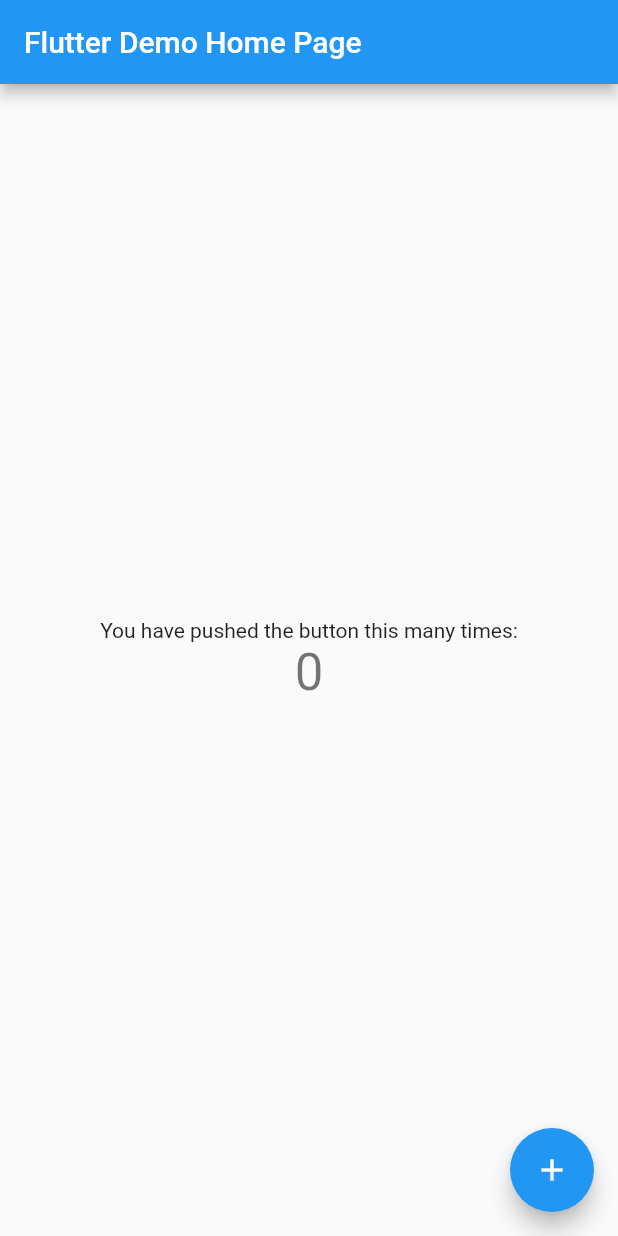
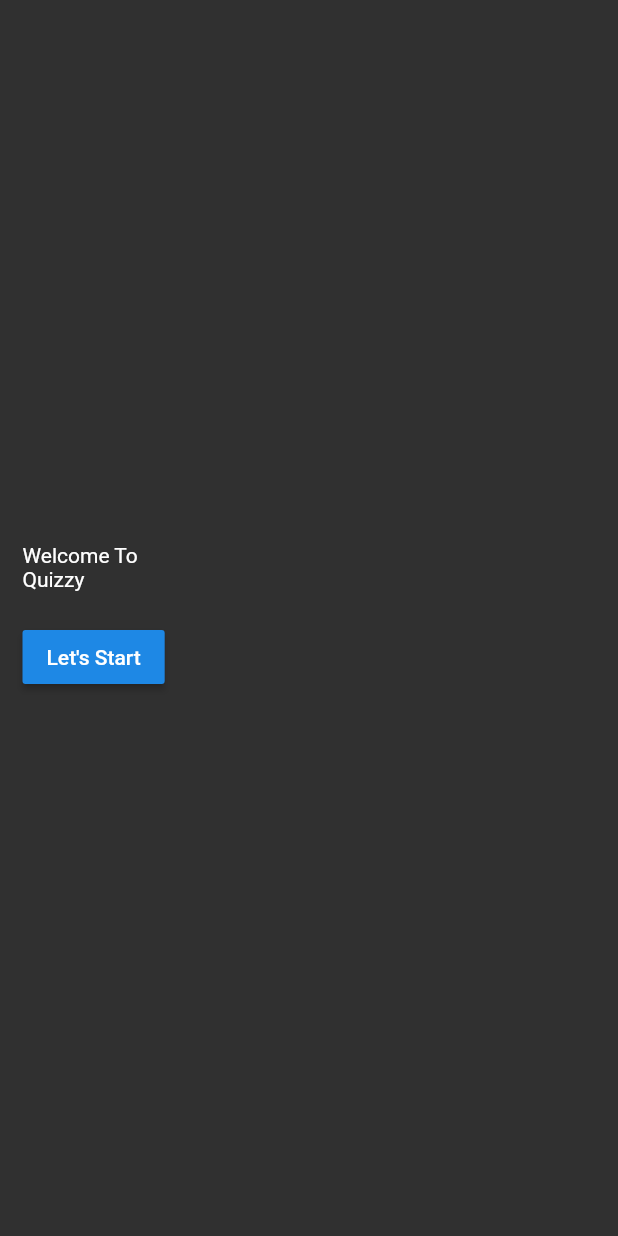
Before and after one commit to MayurPoptani/Quizzy_App, a Flutter app: the screen it shows after launch, on a phone screen of 412 x 824 dp. Run offline on Flutter 3.47's test engine with Material 2 defaults, Android fonts, the phone set to English and light mode, and no system bars.

Commit message:
Initial Commit 1. Made homepage without running

```diff
--- a/lib/main.dart
+++ b/lib/main.dart
@@ -1,117 +1,48 @@
 import 'package:flutter/material.dart';
 
+import 'QuizPage.dart';
+
+
 void main() {
-  runApp(MyApp());
+  runApp(QuizzyApp());
 }
 
-class MyApp extends StatelessWidget {
-  // This widget is the root of your application.
+class QuizzyApp extends StatelessWidget {
   @override
   Widget build(BuildContext context) {
     return MaterialApp(
-      title: 'Flutter Demo',
-      theme: ThemeData(
-        // This is the theme of your application.
-        //
-        // Try running your application with "flutter run". You'll see the
-        // application has a blue toolbar. Then, without quitting the app, try
-        // changing the primarySwatch below to Colors.green and then invoke
-        // "hot reload" (press "r" in the console where you ran "flutter run",
-        // or simply save your changes to "hot reload" in a Flutter IDE).
-        // Notice that the counter didn't reset back to zero; the application
-        // is not restarted.
-        primarySwatch: Colors.blue,
-        // This makes the visual density adapt to the platform that you run
-        // the app on. For desktop platforms, the controls will be smaller and
-        // closer together (more dense) than on mobile platforms.
-        visualDensity: VisualDensity.adaptivePlatformDensity,
-      ),
-      home: MyHomePage(title: 'Flutter Demo Home Page'),
+      theme: ThemeData.dark(),
+      home: HomePage(),
     );
   }
 }
 
-class MyHomePage extends StatefulWidget {
-  MyHomePage({Key key, this.title}) : super(key: key);
-
-  // This widget is the home page of your application. It is stateful, meaning
-  // that it has a State object (defined below) that contains fields that affect
-  // how it looks.
-
-  // This class is the configuration for the state. It holds the values (in this
-  // case the title) provided by the parent (in this case the App widget) and
-  // used by the build method of the State. Fields in a Widget subclass are
-  // always marked "final".
-
-  final String title;
-
+class HomePage extends StatefulWidget {
   @override
-  _MyHomePageState createState() => _MyHomePageState();
+  _HomePageState createState() => _HomePageState();
 }
 
-class _MyHomePageState extends State<MyHomePage> {
-  int _counter = 0;
-
-  void _incrementCounter() {
-    setState(() {
-      // This call to setState tells the Flutter framework that something has
-      // changed in this State, which causes it to rerun the build method below
-      // so that the display can reflect the updated values. If we changed
-      // _counter without calling setState(), then the build method would not be
-      // called again, and so nothing would appear to happen.
-      _counter++;
-    });
-  }
-
+class _HomePageState extends State<HomePage> {
   @override
   Widget build(BuildContext context) {
-    // This method is rerun every time setState is called, for instance as done
-    // by the _incrementCounter method above.
-    //
-    // The Flutter framework has been optimized to make rerunning build methods
-    // fast, so that you can just rebuild anything that needs updating rather
-    // than having to individually change instances of widgets.
     return Scaffold(
-      appBar: AppBar(
-        // Here we take the value from the MyHomePage object that was created by
-        // the App.build method, and use it to set our appbar title.
-        title: Text(widget.title),
-      ),
-      body: Center(
-        // Center is a layout widget. It takes a single child and positions it
-        // in the middle of the parent.
+      body: Container(
+        padding: EdgeInsets.all(15),
         child: Column(
-          // Column is also a layout widget. It takes a list of children and
-          // arranges them vertically. By default, it sizes itself to fit its
-          // children horizontally, and tries to be as tall as its parent.
-          //
-          // Invoke "debug painting" (press "p" in the console, choose the
-          // "Toggle Debug Paint" action from the Flutter Inspector in Android
-          // Studio, or the "Toggle Debug Paint" command in Visual Studio Code)
-          // to see the wireframe for each widget.
-          //
-          // Column has various properties to control how it sizes itself and
-          // how it positions its children. Here we use mainAxisAlignment to
-          // center the children vertically; the main axis here is the vertical
-          // axis because Columns are vertical (the cross axis would be
-          // horizontal).
           mainAxisAlignment: MainAxisAlignment.center,
+          crossAxisAlignment: CrossAxisAlignment.start,
+          mainAxisSize: MainAxisSize.max,
           children: <Widget>[
-            Text(
-              'You have pushed the button this many times:',
-            ),
-            Text(
-              '$_counter',
-              style: Theme.of(context).textTheme.headline4,
-            ),
+            Text("Welcome To"),
+            Text("Quizzy"),
+            SizedBox(height: 20,),
+            RaisedButton(
+              child: Text("Let's Start",),
+              onPressed: () => Navigator.of(context).push(MaterialPageRoute(builder: (_) => QuizPage())),
+            )
           ],
         ),
       ),
-      floatingActionButton: FloatingActionButton(
-        onPressed: _incrementCounter,
-        tooltip: 'Increment',
-        child: Icon(Icons.add),
-      ), // This trailing comma makes auto-formatting nicer for build methods.
     );
   }
 }
--- a/pubspec.yaml
+++ b/pubspec.yaml
@@ -23,6 +23,8 @@ environment:
 dependencies:
   flutter:
     sdk: flutter
+
+  http: ^0.12.1
 
 
   # The following adds the Cupertino Icons font to your application.
```
Also changed, not shown: lib/QuizPage.dart (added, +15 -0 lines), pubspec.lock, 1 other file.
